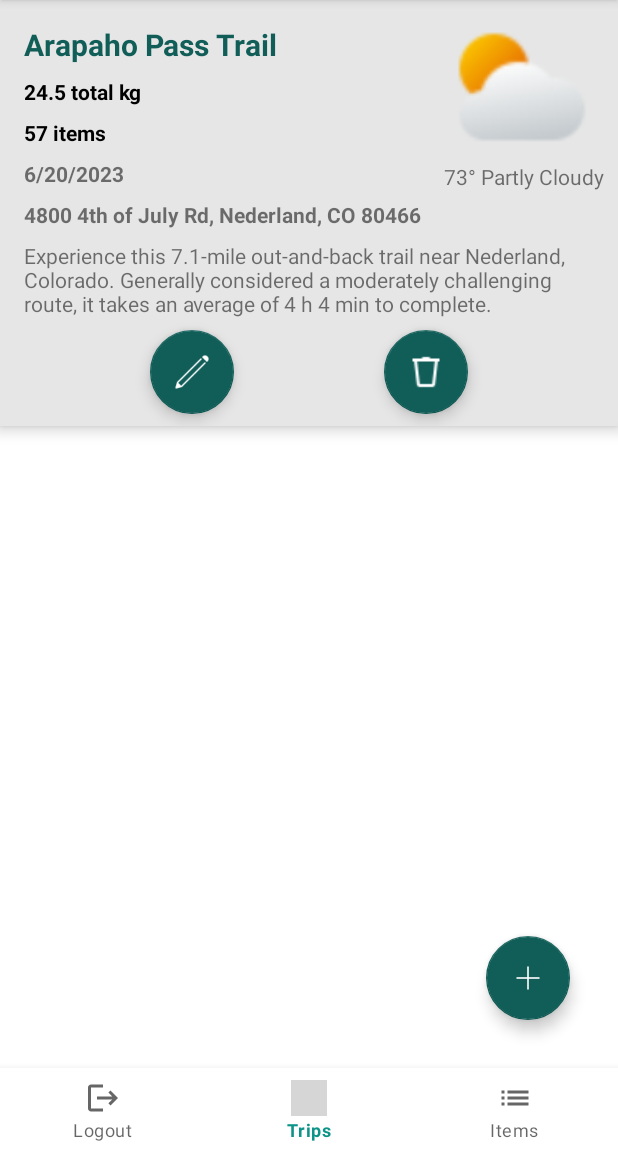
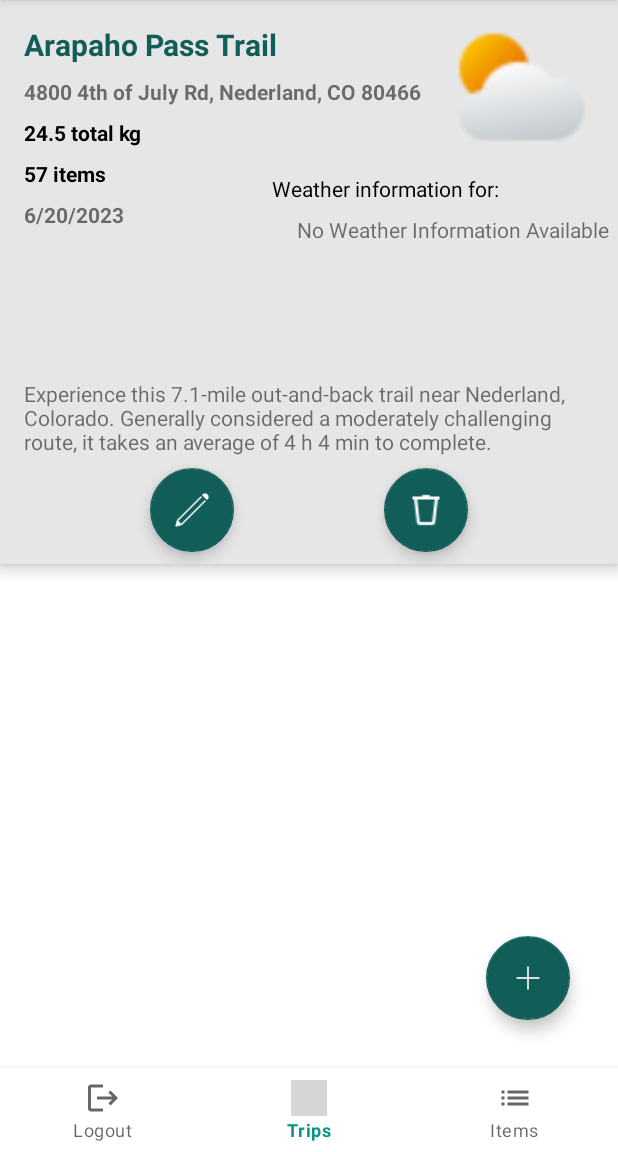
Before and after one commit to CS388Group6/App, an Android app: the TripOverView screen opened directly, with no data from a screen before it, on a phone screen of 412 x 824 dp, the part 84-1236 px from its top. Run offline under Robolectric (Android 15) with nearby library versions, the phone set to English and light mode, and no system bars; our stand-ins replace Firebase (no records; nobody signed in at launch, a user with empty details on screens opened directly); pictures from the network do not load; grey boxes are pictures that could not be loaded.

Commit message:
Display weather info in trip overview page

```diff
--- a/app/src/main/java/com/cs388group6/packer/TripList.kt
+++ b/app/src/main/java/com/cs388group6/packer/TripList.kt
@@ -127,7 +127,7 @@ class TripList: AppCompatActivity() {
                                     }
 
                                     else{
-                                        database.child("Trips").child(tripdata.tripID!!).child("weather").setValue("")
+                                        //database.child("Trips").child(tripdata.tripID!!).child("weather").setValue("")
                                         Log.w("TripList", "No weather data available for inputted date")
                                     }
 
--- a/app/src/main/java/com/cs388group6/packer/TripListAdapter.kt
+++ b/app/src/main/java/com/cs388group6/packer/TripListAdapter.kt
@@ -1,5 +1,6 @@
 package com.cs388group6.packer
 
+import android.annotation.SuppressLint
 import android.content.Context
 import android.util.Log
 import android.view.LayoutInflater
@@ -45,9 +46,11 @@ class TripListAdapter(private var trips: MutableList<Trip>) :
         private val date = itemView.findViewById<TextView>(R.id.tripsListRVRowDateLabel)
         private val weight = itemView.findViewById<TextView>(R.id.tripListRVRowWeightLabel)
         private val location = itemView.findViewById<TextView>(R.id.tripsListRVRowLoacationLabel)
+        private val weatherLabel = itemView.findViewById<TextView>(R.id.tripListRVRowWeatherLabel)
 
 
 
+        @SuppressLint("SetTextI18n")
         fun bind(variable:Trip) {
             title.text = variable.title
             weight.text = "todo"
@@ -59,6 +62,7 @@ class TripListAdapter(private var trips: MutableList<Trip>) :
             if(variable.weather!="") {
                 val gson = Gson()
                 val weatherData = gson.fromJson(variable.weather, WeatherItem::class.java)
+                weatherLabel.text = "Average Temperature: " + weatherData?.avgtemp_f + "° F"
                 Glide.with(itemView)
                     .load(weatherData?.image)
                     .centerInside()
--- a/app/src/main/java/com/cs388group6/packer/TripOverView.kt
+++ b/app/src/main/java/com/cs388group6/packer/TripOverView.kt
@@ -1,13 +1,18 @@
 package com.cs388group6.packer
 
+import android.app.Activity
+import android.content.Context
 import android.content.DialogInterface
 import android.content.Intent
 import androidx.appcompat.app.AppCompatActivity
 import android.os.Bundle
 import android.util.Log
+import android.view.View
 import android.widget.Button
+import android.widget.ImageView
 import android.widget.TextView
 import androidx.appcompat.app.AlertDialog
+import com.bumptech.glide.Glide
 import com.google.android.material.bottomnavigation.BottomNavigationView
 import com.google.android.material.floatingactionbutton.FloatingActionButton
 import com.google.firebase.database.DataSnapshot
@@ -15,6 +20,7 @@ import com.google.firebase.database.DatabaseError
 import com.google.firebase.database.DatabaseReference
 import com.google.firebase.database.FirebaseDatabase
 import com.google.firebase.database.ValueEventListener
+import com.google.gson.Gson
 
 class TripOverView : AppCompatActivity() {
     private lateinit var database: DatabaseReference
@@ -27,6 +33,12 @@ class TripOverView : AppCompatActivity() {
     private lateinit var editButton: FloatingActionButton
     private lateinit var deleteButton: FloatingActionButton
     private lateinit var addItemButton: FloatingActionButton
+    private lateinit var weatherLocationView: TextView
+    private lateinit var weatherConditionView: TextView
+    private lateinit var weatherHighView: TextView
+    private lateinit var weatherLowView: TextView
+    private lateinit var weatherAvgView: TextView
+    private lateinit var weatherIconView: ImageView
 
 
     override fun onCreate(savedInstanceState: Bundle?) {
@@ -44,6 +56,15 @@ class TripOverView : AppCompatActivity() {
         deleteButton = findViewById(R.id.tripOverviewDeleteButton)
         addItemButton = findViewById(R.id.tripOverviewAddItemButton)
 
+        weatherIconView = findViewById(R.id.tripOverviewWeatherIcon)
+        weatherLocationView = findViewById(R.id.tripOverviewWeatherLocation)
+        weatherConditionView = findViewById(R.id.tripOverviewConditionLabel)
+        weatherHighView = findViewById(R.id.tripOverviewHighTemperatureLabel)
+        weatherLowView = findViewById(R.id.tripOverviewLowTemperatureLabel)
+        weatherAvgView = findViewById(R.id.tripOverviewAvgTemperatureLabel)
+
+
+
         //Get Trip Information and fill Fields
         val tripID = intent.getStringExtra("trip")
         if (tripID != null) {
@@ -59,6 +80,20 @@ class TripOverView : AppCompatActivity() {
                         dateView.text = trip!!.date
                         addressView.text = trip!!.location
                         descView.text = trip!!.description
+
+                        if(trip!!.weather!="") {
+                            val gson = Gson()
+                            val weatherData = gson.fromJson(trip!!.weather, WeatherItem::class.java)
+                            weatherAvgView.text = "Avg. Temperature: " + weatherData?.avgtemp_f + "° F"
+                            weatherHighView.text = "High Temperature: " + weatherData?.maxtemp_f + "° F"
+                            weatherLowView.text = "Low Temperature: " + weatherData?.mintemp_f + "° F"
+                            weatherLocationView.text = weatherData?.city + ", " + weatherData?.region + ", " + weatherData?.country
+                            weatherConditionView.text = weatherData?.condition
+                            Glide.with(this@TripOverView)
+                                .load(weatherData?.image)
+                                .centerInside()
+                                .into(weatherIconView)
+                        }
                     }
                 }
 
--- a/app/src/main/res/layout/trip_overview_screen.xml
+++ b/app/src/main/res/layout/trip_overview_screen.xml
@@ -30,7 +30,7 @@
                 android:text="4800 4th of July Rd, Nederland, CO 80466"
                 android:textStyle="bold"
                 app:layout_constraintStart_toStartOf="parent"
-                app:layout_constraintTop_toBottomOf="@+id/tripOverviewDateLabel" />
+                app:layout_constraintTop_toBottomOf="@+id/tripOverviewTitleLabel" />
 
             <TextView
                 android:id="@+id/tripOverviewNumItemsLabel"
@@ -54,7 +54,7 @@
                 android:textColor="#000000"
                 android:textStyle="bold"
                 app:layout_constraintStart_toStartOf="parent"
-                app:layout_constraintTop_toBottomOf="@+id/tripOverviewTitleLabel" />
+                app:layout_constraintTop_toBottomOf="@+id/tripOverviewAddressLabel" />
 
             <ImageView
                 android:id="@+id/tripOverviewWeatherIcon"
@@ -102,7 +102,7 @@
                 android:text="Experience this 7.1-mile out-and-back trail near Nederland, Colorado. Generally considered a moderately challenging route, it takes an average of 4 h 4 min to complete. "
                 app:layout_constraintEnd_toEndOf="parent"
                 app:layout_constraintStart_toStartOf="parent"
-                app:layout_constraintTop_toBottomOf="@+id/tripOverviewAddressLabel" />
+                app:layout_constraintTop_toBottomOf="@+id/tripOverviewAvgTemperatureLabel" />
 
             <com.google.android.material.floatingactionbutton.FloatingActionButton
                 android:id="@+id/tripOverviewEditButton"
@@ -138,13 +138,56 @@
                 app:tint="#FFFFFF" />
 
             <TextView
-                android:id="@+id/tripOverviewWeatherLabel"
+                android:id="@+id/tripOverviewWeatherLocation"
+                android:layout_width="225dp"
+                android:layout_height="wrap_content"
+                android:text="Weather information for: "
+                android:textColor="#000000"
+                android:layout_marginTop="8dp"
+                android:layout_marginRight="5dp"
+                app:layout_constraintTop_toBottomOf="@id/tripOverviewWeatherIcon"
+                app:layout_constraintEnd_toEndOf="parent"
+                />
+
+            <TextView
+                android:id="@+id/tripOverviewConditionLabel"
                 android:layout_width="wrap_content"
                 android:layout_height="wrap_content"
-                android:text="73° Partly Cloudy"
-                app:layout_constraintEnd_toEndOf="@+id/imageView4"
-                app:layout_constraintStart_toStartOf="@+id/tripOverviewWeatherIcon"
-                app:layout_constraintTop_toBottomOf="@+id/tripOverviewWeatherIcon" />
+                android:layout_marginTop="8dp"
+                android:layout_marginRight="5dp"
+                android:text="No Weather Information Available"
+                app:layout_constraintEnd_toEndOf="parent"
+                app:layout_constraintTop_toBottomOf="@+id/tripOverviewWeatherLocation" />
+
+            <TextView
+                android:id="@+id/tripOverviewHighTemperatureLabel"
+                android:layout_width="wrap_content"
+                android:layout_height="wrap_content"
+                android:layout_marginRight="5dp"
+                android:layout_marginTop="8dp"
+                app:layout_constraintTop_toBottomOf="@id/tripOverviewConditionLabel"
+                app:layout_constraintEnd_toEndOf="parent"
+                />
+
+            <TextView
+                android:id="@+id/tripOverviewLowTemperatureLabel"
+                android:layout_width="wrap_content"
+                android:layout_height="wrap_content"
+                android:layout_marginRight="5dp"
+                android:layout_marginTop="8dp"
+                app:layout_constraintTop_toBottomOf="@id/tripOverviewHighTemperatureLabel"
+                app:layout_constraintEnd_toEndOf="parent"/>
+
+            <TextView
+                android:id="@+id/tripOverviewAvgTemperatureLabel"
+                android:layout_width="wrap_content"
+                android:layout_height="wrap_content"
+                android:layout_marginRight="5dp"
+                android:layout_marginTop="8dp"
+                app:layout_constraintEnd_toEndOf="parent"
+                app:layout_constraintTop_toBottomOf="@+id/tripOverviewLowTemperatureLabel"
+                />
+
         </androidx.constraintlayout.widget.ConstraintLayout>
     </androidx.cardview.widget.CardView>
 
```
Also changed, not shown: app/src/main/res/layout/trips_list_rv_row.xml (+16 -2 lines).
